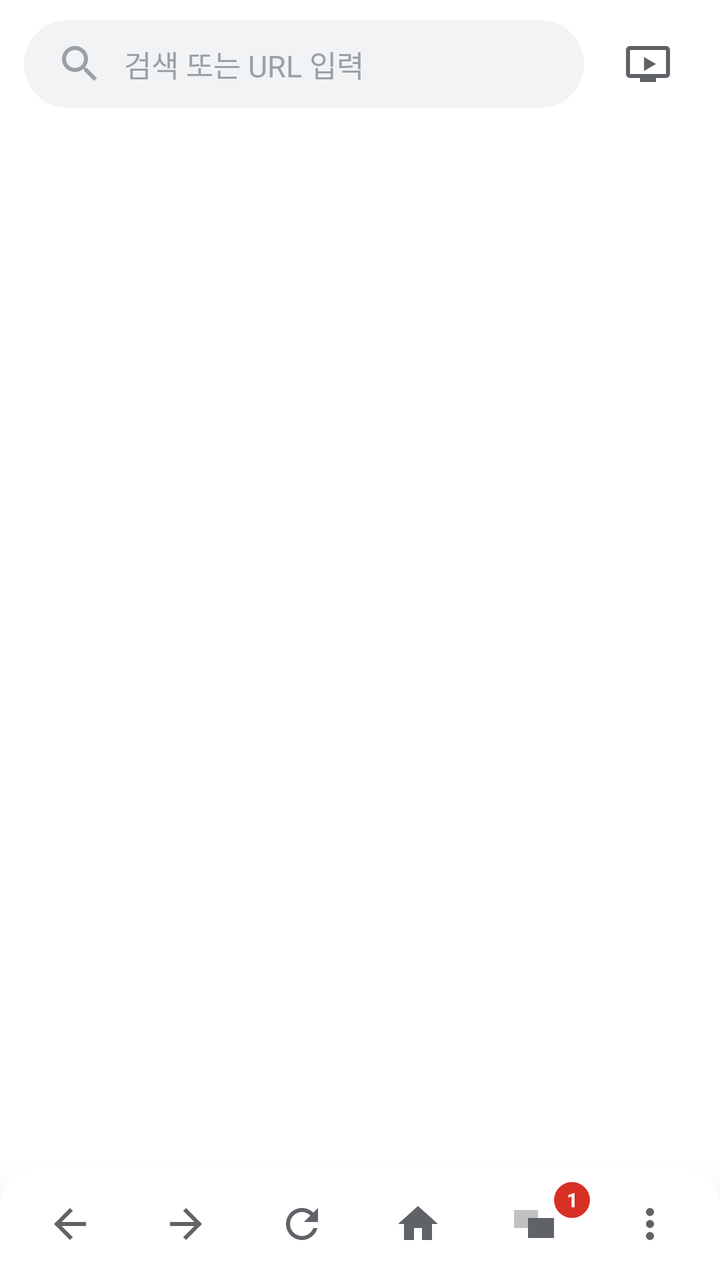
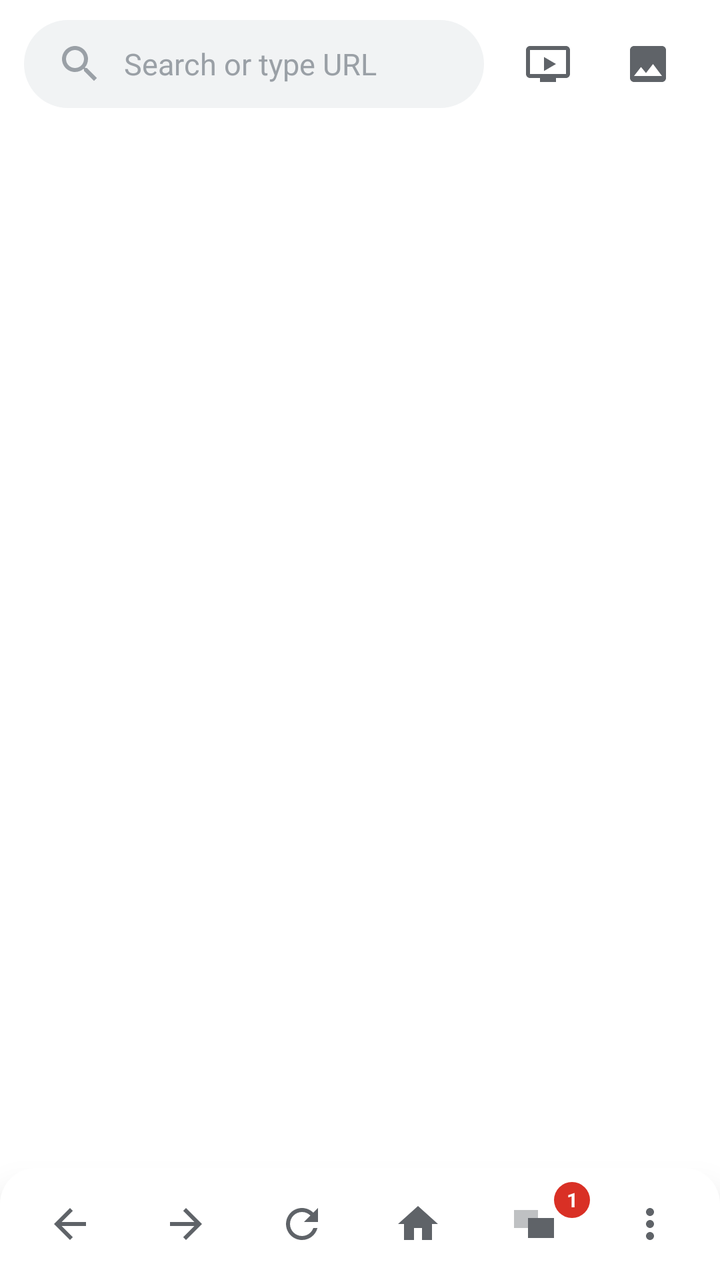

Compare the two renders of this Android layout. The source of the first and the diff that turns it into the second are given below.
<!-- AndroidManifest.xml: application theme AppTheme -->
<!-- res/layout/activity_main.xml -->
<?xml version="1.0" encoding="utf-8"?>
<LinearLayout xmlns:android="http://schemas.android.com/apk/res/android"
    android:layout_width="match_parent"
    android:layout_height="match_parent"
    android:background="#FFFFFF"
    android:orientation="vertical">

    
    <LinearLayout
        android:id="@+id/topBar"
        android:layout_width="match_parent"
        android:layout_height="wrap_content"
        android:gravity="center_vertical"
        android:orientation="horizontal"
        android:paddingStart="12dp"
        android:paddingTop="8dp"
        android:paddingEnd="12dp"
        android:paddingBottom="8dp">

        <EditText
            android:id="@+id/editUrl"
            android:layout_width="0dp"
            android:layout_height="44dp"
            android:layout_weight="1"
            android:background="@drawable/bg_url"
            android:drawableStart="@drawable/ic_search"
            android:drawablePadding="10dp"
            android:drawableTint="#9AA0A6"
            android:hint="검색 또는 URL 입력"
            android:imeOptions="actionGo"
            android:inputType="textUri"
            android:paddingStart="16dp"
            android:paddingEnd="16dp"
            android:singleLine="true"
            android:textColor="#202124"
            android:textColorHint="#9AA0A6"
            android:textSize="15sp" />

        <FrameLayout
            android:layout_width="48dp"
            android:layout_height="48dp"
            android:layout_marginStart="8dp">

            <ImageButton
                android:id="@+id/btnVideos"
                android:layout_width="44dp"
                android:layout_height="44dp"
                android:layout_gravity="center"
                android:background="@drawable/bg_btn_ripple"
                android:contentDescription="영상"
                android:padding="11dp"
                android:src="@drawable/ic_video"
                android:tint="@color/icon_tint" />

            <TextView
                android:id="@+id/badgeVideos"
                android:layout_width="wrap_content"
                android:layout_height="18dp"
                android:layout_gravity="top|end"
                android:layout_marginTop="1dp"
                android:layout_marginEnd="1dp"
                android:background="@drawable/bg_badge"
                android:gravity="center"
                android:minWidth="18dp"
                android:paddingStart="4dp"
                android:paddingEnd="4dp"
                android:text="0"
                android:textColor="#FFFFFF"
                android:textSize="10sp"
                android:textStyle="bold"
                android:visibility="gone" />
        </FrameLayout>
    </LinearLayout>

    
    <FrameLayout
        android:id="@+id/webContainer"
        android:layout_width="match_parent"
        android:layout_height="0dp"
        android:layout_weight="1" />

    
    <LinearLayout
        android:id="@+id/findBar"
        android:layout_width="match_parent"
        android:layout_height="wrap_content"
        android:gravity="center_vertical"
        android:orientation="horizontal"
        android:paddingStart="12dp"
        android:paddingTop="6dp"
        android:paddingEnd="12dp"
        android:paddingBottom="6dp"
        android:visibility="gone">

        <EditText
            android:id="@+id/findInput"
            android:layout_width="0dp"
            android:layout_height="40dp"
            android:layout_weight="1"
            android:background="@drawable/bg_url"
            android:hint="페이지에서 찾기"
            android:paddingStart="16dp"
            android:paddingEnd="16dp"
            android:singleLine="true"
            android:textSize="14sp" />

        <ImageButton
            android:id="@+id/btnFindPrev"
            android:layout_width="40dp"
            android:layout_height="40dp"
            android:layout_marginStart="4dp"
            android:background="@drawable/bg_btn_ripple"
            android:contentDescription="이전"
            android:padding="9dp"
            android:src="@drawable/ic_expand_less"
            android:tint="@color/icon_tint" />

        <ImageButton
            android:id="@+id/btnFindNext"
            android:layout_width="40dp"
            android:layout_height="40dp"
            android:layout_marginStart="4dp"
            android:background="@drawable/bg_btn_ripple"
            android:contentDescription="다음"
            android:padding="9dp"
            android:src="@drawable/ic_expand_more"
            android:tint="@color/icon_tint" />

        <ImageButton
            android:id="@+id/btnFindClose"
            android:layout_width="40dp"
            android:layout_height="40dp"
            android:layout_marginStart="4dp"
            android:background="@drawable/bg_btn_ripple"
            android:contentDescription="닫기"
            android:padding="9dp"
            android:src="@drawable/ic_close"
            android:tint="@color/icon_tint" />
    </LinearLayout>

    
    <androidx.recyclerview.widget.RecyclerView
        android:id="@+id/videoList"
        android:layout_width="match_parent"
        android:layout_height="180dp"
        android:visibility="gone" />

    
    <LinearLayout
        android:id="@+id/bottomBar"
        android:layout_width="match_parent"
        android:layout_height="56dp"
        android:background="@drawable/bg_bottom_bar"
        android:elevation="12dp"
        android:gravity="center"
        android:orientation="horizontal"
        android:paddingStart="6dp"
        android:paddingEnd="6dp">

        <ImageButton
            android:id="@+id/btnNavBack"
            android:layout_width="0dp"
            android:layout_height="44dp"
            android:layout_weight="1"
            android:background="@drawable/bg_btn_ripple"
            android:contentDescription="뒤로"
            android:padding="11dp"
            android:src="@drawable/ic_arrow_back"
            android:tint="@color/icon_tint" />

        <ImageButton
            android:id="@+id/btnNavForward"
            android:layout_width="0dp"
            android:layout_height="44dp"
            android:layout_weight="1"
            android:background="@drawable/bg_btn_ripple"
            android:contentDescription="앞으로"
            android:padding="11dp"
            android:src="@drawable/ic_arrow_forward"
            android:tint="@color/icon_tint" />

        <ImageButton
            android:id="@+id/btnNavRefresh"
            android:layout_width="0dp"
            android:layout_height="44dp"
            android:layout_weight="1"
            android:background="@drawable/bg_btn_ripple"
            android:contentDescription="새로고침"
            android:padding="11dp"
            android:src="@drawable/ic_refresh"
            android:tint="@color/icon_tint" />

        <ImageButton
            android:id="@+id/btnNavHome"
            android:layout_width="0dp"
            android:layout_height="44dp"
            android:layout_weight="1"
            android:background="@drawable/bg_btn_ripple"
            android:contentDescription="홈"
            android:padding="11dp"
            android:src="@drawable/ic_home"
            android:tint="@color/icon_tint" />

        <FrameLayout
            android:layout_width="0dp"
            android:layout_height="44dp"
            android:layout_weight="1">

            <ImageButton
                android:id="@+id/btnNavTabs"
                android:layout_width="44dp"
                android:layout_height="44dp"
                android:layout_gravity="center"
                android:background="@drawable/bg_btn_ripple"
                android:contentDescription="탭"
                android:padding="11dp"
                android:src="@drawable/ic_tabs"
                android:tint="@color/icon_tint" />

            <TextView
                android:id="@+id/badgeTabs"
                android:layout_width="wrap_content"
                android:layout_height="18dp"
                android:layout_gravity="top|end"
                android:layout_marginTop="1dp"
                android:layout_marginEnd="1dp"
                android:background="@drawable/bg_badge"
                android:gravity="center"
                android:minWidth="18dp"
                android:paddingStart="4dp"
                android:paddingEnd="4dp"
                android:text="1"
                android:textColor="#FFFFFF"
                android:textSize="10sp"
                android:textStyle="bold" />
        </FrameLayout>

        <ImageButton
            android:id="@+id/btnNavMenu"
            android:layout_width="0dp"
            android:layout_height="44dp"
            android:layout_weight="1"
            android:background="@drawable/bg_btn_ripple"
            android:contentDescription="메뉴"
            android:padding="11dp"
            android:src="@drawable/ic_menu_vert"
            android:tint="@color/icon_tint" />
    </LinearLayout>
</LinearLayout>
<!-- resources referenced by this layout -->
<resources>
  <color name="icon_tint">#5F6368</color>
  <!-- drawable bg_badge (drawable) -->
  <?xml version="1.0" encoding="utf-8"?>
  <shape xmlns:android="http://schemas.android.com/apk/res/android"
      android:shape="oval">
      <solid android:color="#D93025" />
  </shape>
  <!-- drawable bg_bottom_bar (drawable) -->
  <?xml version="1.0" encoding="utf-8"?>
  <shape xmlns:android="http://schemas.android.com/apk/res/android"
      android:shape="rectangle">
      <solid android:color="#FFFFFF" />
      <corners
          android:topLeftRadius="18dp"
          android:topRightRadius="18dp" />
  </shape>
  <!-- drawable bg_url (drawable) -->
  <?xml version="1.0" encoding="utf-8"?>
  <shape xmlns:android="http://schemas.android.com/apk/res/android"
      android:shape="rectangle">
      <solid android:color="#F1F3F4" />
      <corners android:radius="22dp" />
  </shape>
  <!-- drawable ic_arrow_back (drawable) -->
  <vector xmlns:android="http://schemas.android.com/apk/res/android"
      android:width="24dp"
      android:height="24dp"
      android:viewportWidth="24"
      android:viewportHeight="24">
      <path
          android:fillColor="#FFFFFF"
          android:pathData="M20,11H7.83l5.59,-5.59L12,4l-8,8 8,8 1.41,-1.41L7.83,13H20v-2z" />
  </vector>
  <!-- drawable ic_arrow_forward (drawable) -->
  <vector xmlns:android="http://schemas.android.com/apk/res/android"
      android:width="24dp"
      android:height="24dp"
      android:viewportWidth="24"
      android:viewportHeight="24">
      <path
          android:fillColor="#FFFFFF"
          android:pathData="M12,4l-1.41,1.41L16.17,11H4v2h12.17l-5.58,5.59L12,20l8,-8 -8,-8z" />
  </vector>
  <!-- drawable ic_expand_less (drawable) -->
  <vector xmlns:android="http://schemas.android.com/apk/res/android"
      android:width="24dp"
      android:height="24dp"
      android:viewportWidth="24"
      android:viewportHeight="24">
      <path
          android:fillColor="#FFFFFF"
          android:pathData="M12,8l-6,6 1.41,1.41L12,10.83l4.59,4.58L18,14z" />
  </vector>
  <!-- drawable ic_expand_more (drawable) -->
  <vector xmlns:android="http://schemas.android.com/apk/res/android"
      android:width="24dp"
      android:height="24dp"
      android:viewportWidth="24"
      android:viewportHeight="24">
      <path
          android:fillColor="#FFFFFF"
          android:pathData="M16.59,8.59L12,13.17 7.41,8.59 6,10l6,6 6,-6z" />
  </vector>
  <!-- drawable ic_home (drawable) -->
  <vector xmlns:android="http://schemas.android.com/apk/res/android"
      android:width="24dp"
      android:height="24dp"
      android:viewportWidth="24"
      android:viewportHeight="24">
      <path
          android:fillColor="#FFFFFF"
          android:pathData="M10,20v-6h4v6h5v-8h3L12,3 2,12h3v8z" />
  </vector>
  <!-- unchanged entries left out for length: 8 -->
</resources>

<!-- the commit's change to res/layout/activity_main.xml (unified diff, before → after) -->
@@ -26,7 +26,7 @@
             android:drawableStart="@drawable/ic_search"
             android:drawablePadding="10dp"
             android:drawableTint="#9AA0A6"
-            android:hint="검색 또는 URL 입력"
+            android:hint="@string/hint_url"
             android:imeOptions="actionGo"
             android:inputType="textUri"
             android:paddingStart="16dp"
@@ -47,13 +47,48 @@
                 android:layout_height="44dp"
                 android:layout_gravity="center"
                 android:background="@drawable/bg_btn_ripple"
-                android:contentDescription="영상"
+                android:contentDescription="@string/cd_videos"
                 android:padding="11dp"
                 android:src="@drawable/ic_video"
                 android:tint="@color/icon_tint" />
 
             <TextView
                 android:id="@+id/badgeVideos"
+                android:layout_width="wrap_content"
+                android:layout_height="18dp"
+                android:layout_gravity="top|end"
+                android:layout_marginTop="1dp"
+                android:layout_marginEnd="1dp"
+                android:background="@drawable/bg_badge"
+                android:gravity="center"
+                android:minWidth="18dp"
+                android:paddingStart="4dp"
+                android:paddingEnd="4dp"
+                android:text="0"
+                android:textColor="#FFFFFF"
+                android:textSize="10sp"
+                android:textStyle="bold"
+                android:visibility="gone" />
+        </FrameLayout>
+
+        <FrameLayout
+            android:layout_width="48dp"
+            android:layout_height="48dp"
+            android:layout_marginStart="2dp">
+
+            <ImageButton
+                android:id="@+id/btnImages"
+                android:layout_width="44dp"
+                android:layout_height="44dp"
+                android:layout_gravity="center"
+                android:background="@drawable/bg_btn_ripple"
+                android:contentDescription="@string/cd_images"
+                android:padding="11dp"
+                android:src="@drawable/ic_image"
+                android:tint="@color/icon_tint" />
+
+            <TextView
+                android:id="@+id/badgeImages"
                 android:layout_width="wrap_content"
                 android:layout_height="18dp"
                 android:layout_gravity="top|end"
@@ -139,11 +174,85 @@
     </LinearLayout>
 
     
-    <androidx.recyclerview.widget.RecyclerView
-        android:id="@+id/videoList"
-        android:layout_width="match_parent"
-        android:layout_height="180dp"
-        android:visibility="gone" />
+    <LinearLayout
+        android:id="@+id/mediaPanel"
+        android:layout_width="match_parent"
+        android:layout_height="280dp"
+        android:background="#FFFFFF"
+        android:orientation="vertical"
+        android:visibility="gone">
+
+        
+        <LinearLayout
+            android:layout_width="match_parent"
+            android:layout_height="40dp"
+            android:gravity="center_vertical"
+            android:orientation="horizontal"
+            android:paddingStart="12dp"
+            android:paddingEnd="8dp">
+
+            <TextView
+                android:id="@+id/txtMediaHeader"
+                android:layout_width="0dp"
+                android:layout_height="wrap_content"
+                android:layout_weight="1"
+                android:textColor="#202124"
+                android:textSize="13sp"
+                android:textStyle="bold" />
+
+            <TextView
+                android:id="@+id/txtToggleBlocked"
+                android:layout_width="wrap_content"
+                android:layout_height="30dp"
+                android:background="@drawable/bg_btn_ripple"
+                android:gravity="center"
+                android:paddingStart="10dp"
+                android:paddingEnd="10dp"
+                android:textColor="#1A73E8"
+                android:textSize="12sp"
+                android:visibility="gone" />
+
+            <TextView
+                android:id="@+id/btnSelectAll"
+                android:layout_width="wrap_content"
+                android:layout_height="30dp"
+                android:background="@drawable/bg_btn_ripple"
+                android:gravity="center"
+                android:paddingStart="10dp"
+                android:paddingEnd="10dp"
+                android:text="@string/select_all"
+                android:textColor="#1A73E8"
+                android:textSize="12sp"
+                android:visibility="gone" />
+
+            <Button
+                android:id="@+id/btnDlSelected"
+                android:layout_width="wrap_content"
+                android:layout_height="32dp"
+                android:layout_marginStart="6dp"
+                android:background="@drawable/bg_btn_primary"
+                android:paddingStart="12dp"
+                android:paddingEnd="12dp"
+                android:text="@string/dl_selected"
+                android:textColor="#FFFFFF"
+                android:textSize="12sp"
+                android:visibility="gone" />
+        </LinearLayout>
+
+        <androidx.recyclerview.widget.RecyclerView
+            android:id="@+id/videoList"
+            android:layout_width="match_parent"
+            android:layout_height="0dp"
+            android:layout_weight="1"
+            android:visibility="gone" />
+
+        <androidx.recyclerview.widget.RecyclerView
+            android:id="@+id/imageGrid"
+            android:layout_width="match_parent"
+            android:layout_height="0dp"
+            android:layout_weight="1"
+            android:visibility="gone" />
+    </LinearLayout>
 
     
     <LinearLayout
<!-- resource entries referenced after the edit -->
@@ -16,6 +16,22 @@
           android:topLeftRadius="18dp"
           android:topRightRadius="18dp" />
   </shape>
+  <!-- drawable bg_btn_primary (drawable) -->
+  <?xml version="1.0" encoding="utf-8"?>
+  <selector xmlns:android="http://schemas.android.com/apk/res/android">
+      <item android:state_pressed="true">
+          <shape android:shape="rectangle">
+              <solid android:color="#1765CC" />
+              <corners android:radius="16dp" />
+          </shape>
+      </item>
+      <item>
+          <shape android:shape="rectangle">
+              <solid android:color="#1A73E8" />
+              <corners android:radius="16dp" />
+          </shape>
+      </item>
+  </selector>
   <!-- drawable bg_url (drawable) -->
   <?xml version="1.0" encoding="utf-8"?>
   <shape xmlns:android="http://schemas.android.com/apk/res/android"
@@ -73,6 +89,22 @@
           android:fillColor="#FFFFFF"
           android:pathData="M10,20v-6h4v6h5v-8h3L12,3 2,12h3v8z" />
   </vector>
+  <!-- drawable ic_image (drawable) -->
+  <?xml version="1.0" encoding="utf-8"?>
+  <vector xmlns:android="http://schemas.android.com/apk/res/android"
+      android:width="24dp"
+      android:height="24dp"
+      android:viewportWidth="24"
+      android:viewportHeight="24">
+      <path
+          android:fillColor="#FF000000"
+          android:pathData="M21,19V5c0,-1.1 -0.9,-2 -2,-2H5c-1.1,0 -2,0.9 -2,2v14c0,1.1 0.9,2 2,2h14c1.1,0 2,-0.9 2,-2zM8.5,13.5l2.5,3.01L14.5,12l4.5,6H5l3.5,-4.5z" />
+  </vector>
+  <string name="cd_images">Images</string>
+  <string name="cd_videos">Videos</string>
+  <string name="dl_selected">Download selected (%d)</string>
+  <string name="hint_url">Search or type URL</string>
+  <string name="select_all">Select all</string>
   <!-- unchanged entries left out for length: 8 -->
 </resources>
 
